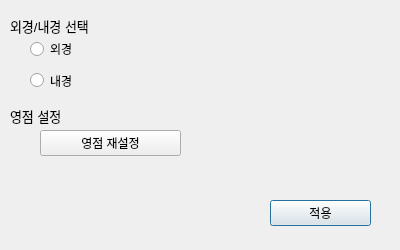
Above: pc_app/windows/settings/settings.ui from byeonatt/CoREP24_Team5 before the change. Below: the same form after it.
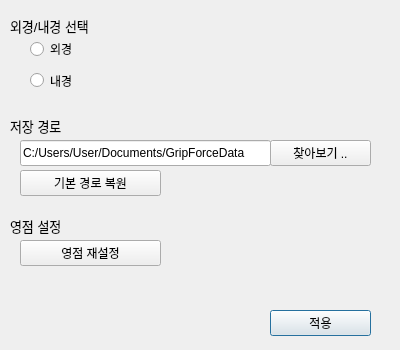
That is the form after the change.

Commit message:
저장 기능 추가 및 버그 개선
-외경<->내경 모드 디스플레이 개선
-저장 경로 설정 기능
-측정 개시 시 자동 저장 기능

Diff of the .ui file:
```diff
--- a/pc_app/windows/settings/settings.ui
+++ b/pc_app/windows/settings/settings.ui
@@ -7,7 +7,7 @@
     <x>0</x>
     <y>0</y>
     <width>400</width>
-    <height>250</height>
+    <height>350</height>
    </rect>
   </property>
   <property name="windowTitle">
@@ -64,7 +64,7 @@
    <property name="geometry">
     <rect>
      <x>270</x>
-     <y>200</y>
+     <y>310</y>
      <width>101</width>
      <height>26</height>
     </rect>
@@ -77,7 +77,7 @@
    <property name="geometry">
     <rect>
      <x>10</x>
-     <y>100</y>
+     <y>210</y>
      <width>331</width>
      <height>31</height>
     </rect>
@@ -97,8 +97,8 @@
   <widget class="QPushButton" name="pushButton_Zero">
    <property name="geometry">
     <rect>
-     <x>40</x>
-     <y>130</y>
+     <x>20</x>
+     <y>240</y>
      <width>141</width>
      <height>26</height>
     </rect>
@@ -107,6 +107,66 @@
     <string>영점 재설정</string>
    </property>
   </widget>
+  <widget class="QLabel" name="lblCom_3">
+   <property name="geometry">
+    <rect>
+     <x>10</x>
+     <y>110</y>
+     <width>331</width>
+     <height>31</height>
+    </rect>
+   </property>
+   <property name="font">
+    <font>
+     <pointsize>10</pointsize>
+    </font>
+   </property>
+   <property name="text">
+    <string>저장 경로</string>
+   </property>
+   <property name="alignment">
+    <set>Qt::AlignmentFlag::AlignLeading|Qt::AlignmentFlag::AlignLeft|Qt::AlignmentFlag::AlignVCenter</set>
+   </property>
+  </widget>
+  <widget class="QLineEdit" name="txtSavePath">
+   <property name="geometry">
+    <rect>
+     <x>20</x>
+     <y>140</y>
+     <width>251</width>
+     <height>26</height>
+    </rect>
+   </property>
+   <property name="text">
+    <string>C:/Users/User/Documents/GripForceData</string>
+   </property>
+  </widget>
+  <widget class="QPushButton" name="btnBrowse">
+   <property name="geometry">
+    <rect>
+     <x>270</x>
+     <y>140</y>
+     <width>101</width>
+     <height>26</height>
+    </rect>
+   </property>
+   <property name="text">
+    <string>찾아보기 ..</string>
+   </property>
+  </widget>
+  <widget class="QPushButton" name="btnResetPath">
+   <property name="geometry">
+    <rect>
+     <x>20</x>
+     <y>170</y>
+     <width>141</width>
+     <height>26</height>
+    </rect>
+   </property>
+   <property name="text">
+    <string>기본 경로 복원</string>
+   </property>
+  </widget>
  </widget>
  <resources/>
  <connections/>
```
The commit also changes 8 other files.
